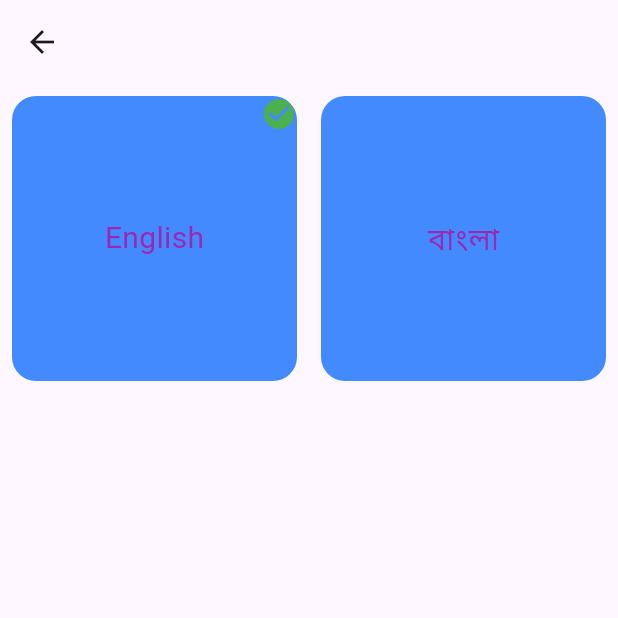
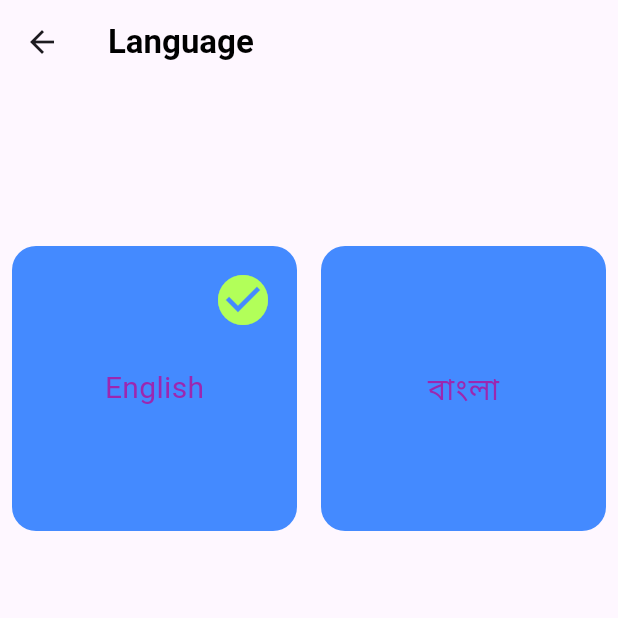
Before and after one commit to sagarthecoder/Movie-Hub-Flutter, a Flutter app: the LanguageView screen opened directly, on a phone screen of 412 x 824 dp, the top half of it. Run offline on Flutter 3.47's test engine with Material 3 defaults, Android fonts, the phone set to English and light mode, and no system bars; our stand-ins replace cached_network_image, dio, firebase_auth, firebase_core, flutter_rating, get and 4 more; missing offline and left inert: dart:ffi; accounts and stored records are empty; generated files the repository leaves out were written again.

Commit message:
Fixed localization state

```diff
--- a/lib/Modules/UISections/IntroPage/Views/IntroScreen.dart
+++ b/lib/Modules/UISections/IntroPage/Views/IntroScreen.dart
@@ -1,7 +1,5 @@
 import 'package:flutter/material.dart';
 import 'package:get/get.dart';
-import 'package:get/get_common/get_reset.dart';
-import 'package:get/get_core/src/get_main.dart';
 import 'package:movie_hub/Modules/UISections/Oauth/Login/Views/LoginScreen.dart';
 import 'WavePainter.dart';
 import 'package:flutter_gen/gen_l10n/app_localizations.dart';
--- a/lib/Modules/UISections/Preferences/Language/Views/LanguageView.dart
+++ b/lib/Modules/UISections/Preferences/Language/Views/LanguageView.dart
@@ -4,8 +4,7 @@ import 'package:flutter/material.dart';
 import 'package:get/get.dart';
 import 'package:movie_hub/Modules/UISections/Preferences/Language/Controller/LanguageController.dart';
 import 'package:movie_hub/Modules/UISections/Preferences/Language/Model/LanguageEnum.dart';
-
-import '../../../../../l10n/l10n.dart';
+import 'package:flutter_gen/gen_l10n/app_localizations.dart';
 
 class LanguageView extends StatelessWidget {
   final controller = Get.find<LanguageController>();
@@ -17,6 +16,10 @@ class LanguageView extends StatelessWidget {
 
     return Scaffold(
       appBar: AppBar(
+        title: Text(
+          AppLocalizations.of(context)?.language ?? "Language",
+          style: TextStyle(color: Colors.black, fontWeight: FontWeight.bold),
+        ),
         elevation: 0,
         automaticallyImplyLeading: true,
       ),
@@ -26,6 +29,7 @@ class LanguageView extends StatelessWidget {
           childAspectRatio: 1,
         ),
         itemCount: list.length,
+        padding: EdgeInsets.only(top: 100),
         itemBuilder: (context, index) {
           final item = list[index];
 
@@ -34,8 +38,8 @@ class LanguageView extends StatelessWidget {
               controller.setNewLanguage(item.getLocale());
             },
             child: Obx(() {
-              final isSelected = (item.getLocale() ==
-                  L10n.all[controller.selectedLanguageIndex.value]);
+              final isSelected =
+                  (item.getLocale() == controller.currentLocale.value);
               return Container(
                   margin: const EdgeInsets.all(8),
                   width: 150,
@@ -86,12 +90,12 @@ class LanguageView extends StatelessWidget {
   Widget _setSelectedIconIfNeeded(bool isSelected) {
     if (isSelected) {
       return const Positioned(
-        top: 0,
-        right: 0,
+        top: 16,
+        right: 16,
         child: Icon(
           Icons.check_circle,
-          color: Colors.green,
-          size: 24,
+          color: Colors.lightGreenAccent,
+          size: 40,
         ),
       );
     } else {
```
Also changed, not shown: lib/Modules/UISections/Preferences/Language/Controller/LanguageController.dart (+6 -18 lines), lib/main.dart (+5 -5 lines).
